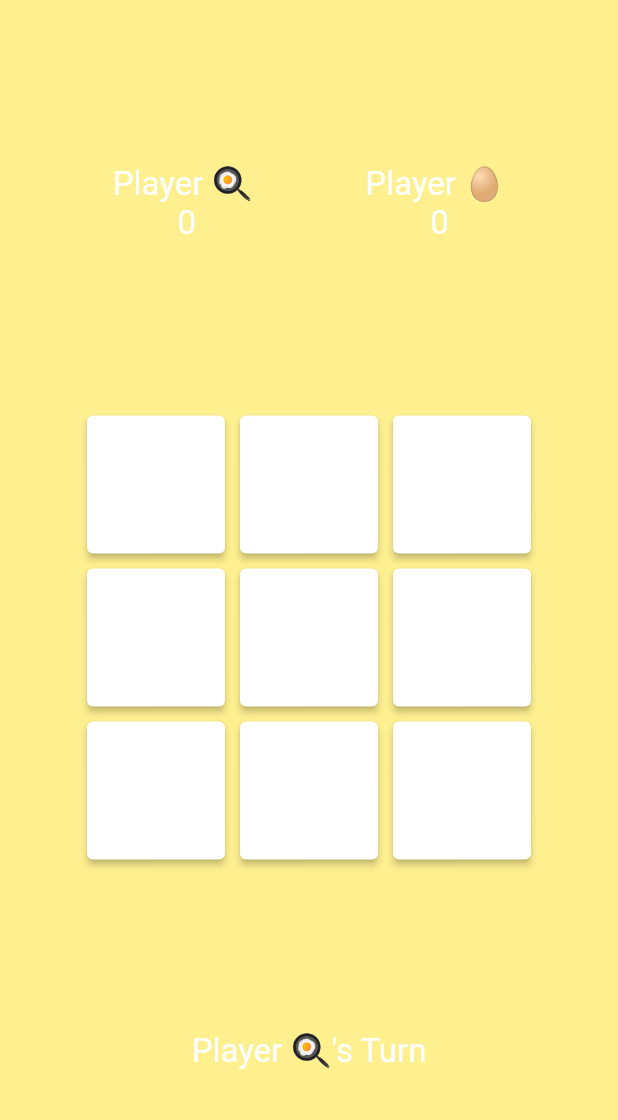
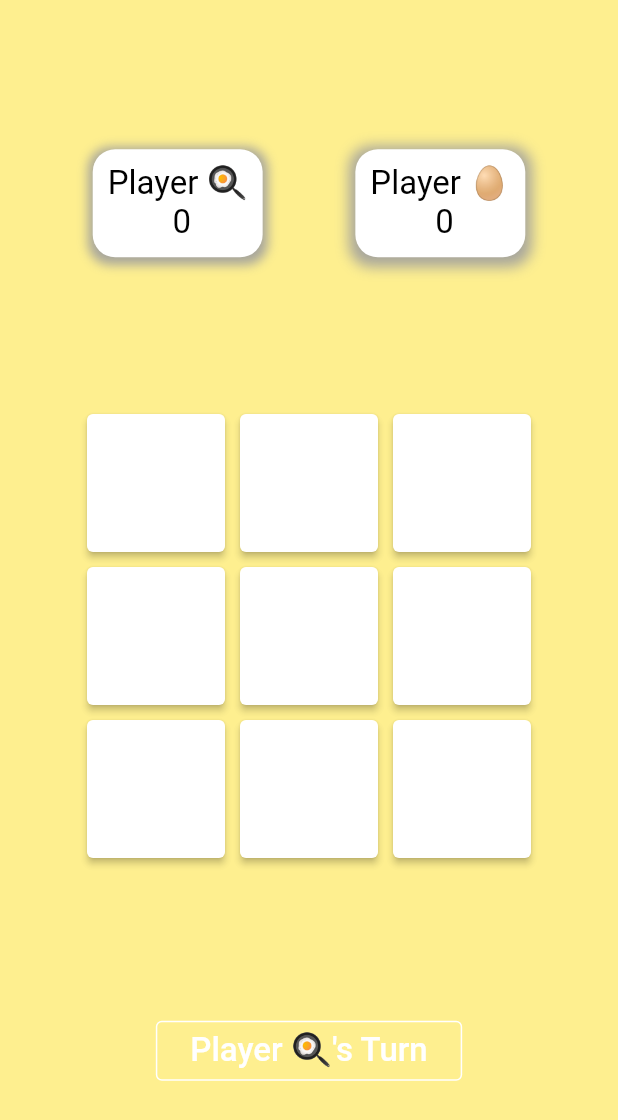
Before and after one commit to Developer-Students-Clubs-MESCOE/HacktoberFest_2021_Flutter_Tic_Tac_Toe-, a Flutter app: the screen it shows after launch, on a phone screen of 412 x 824 dp. Shown: the top 1120 px of the screen. Run offline on Flutter 3.47's test engine with Material 2 defaults, Android fonts, the phone set to English and light mode, and no system bars.

Commit message:
added some design detials to the UI

```diff
--- a/lib/main.dart
+++ b/lib/main.dart
@@ -86,28 +86,70 @@
           Row(mainAxisAlignment: MainAxisAlignment.spaceEvenly, children: [
             Column(
               children: [
+                Container(
+                  decoration: BoxDecoration(
+                    color: Colors.white,
+                    borderRadius: BorderRadius.circular(15),
+                    boxShadow: [
+                        BoxShadow(
+                            color: Colors.grey.withOpacity(0.9),
+                            spreadRadius: 3,
+                            blurRadius: 5,
+                            offset: const Offset(0,2)
+                        )
+                    ],
+                  ),
+                  child: Padding(
+                    padding: const EdgeInsets.all(10),
+                    child: Column(
+                      children:[
                         Text(
                           "Player ${Players.X}",
-                  style: TextStyle(color: Colors.white, fontSize: 22),
+                          style: TextStyle(color: Colors.black, fontSize: 22),
                         ),
                         Text(
                           " $playerXScore",
-                  style: TextStyle(color: Colors.white, fontSize: 22),
+                          style: TextStyle(color: Colors.black, fontSize: 22),
+                        ),
+                      ]
+                    ),
+                  ),
                 ),
               ],
             ),
             Column(
               children: [
+                Container(
+                  decoration: BoxDecoration(
+                    color: Colors.white,
+                    borderRadius: BorderRadius.circular(15),
+                    boxShadow: [
+                      BoxShadow(
+                          color: Colors.grey.withOpacity(0.9),
+                          spreadRadius: 4,
+                          blurRadius: 7,
+                          offset: const Offset(0,2)
+                      )
+                    ],
+                  ),
+                  child: Padding(
+                    padding: const EdgeInsets.all(10),
+                    child: Column(
+                        children:[
                           Text(
                             "Player ${Players.O}",
-                  style: TextStyle(color: Colors.white, fontSize: 22),
+                            style: TextStyle(color: Colors.black, fontSize: 22),
                           ),
                           Text(
                             " $playerOScore",
-                  style: TextStyle(color: Colors.white, fontSize: 22),
+                            style: TextStyle(color: Colors.black, fontSize: 22),
+                          ),
+                        ]
+                    ),
+                  ),
                 ),
               ],
-            ),
+            )
           ]),
           Column(
             //actually board
@@ -120,9 +162,20 @@
           Row(
             mainAxisAlignment: MainAxisAlignment.center,
             children: [
-              Text(
+              OutlinedButton(
+                style: OutlinedButton.styleFrom(
+                  side: const BorderSide(
+                    color: Colors.white
+                  )
+                ),
+                onPressed: (){},
+                child: Padding(
+                  padding: const EdgeInsets.all(7),
+                  child: Text(
                     "Player ${lastMove == Players.X ? Players.O : Players.X}'s Turn",
                     style: TextStyle(color: Colors.white, fontSize: 22),
+                  ),
+                ),
               ),
             ],
           ),
```
Lines whose indentation alone changed are shown as unchanged.
